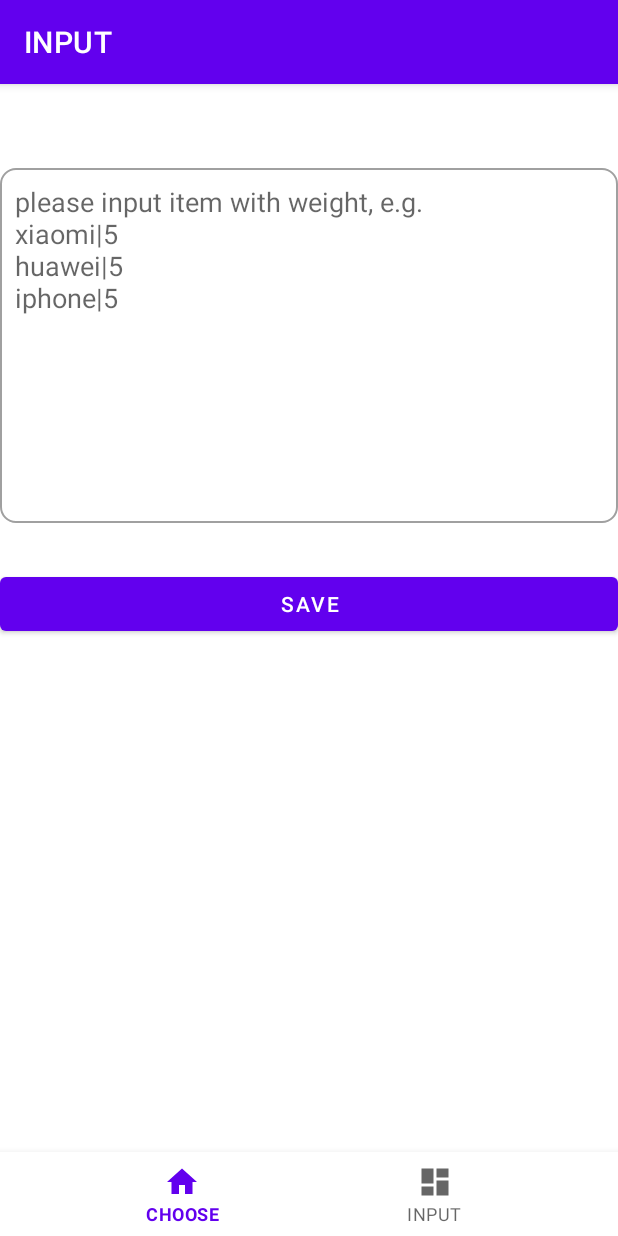
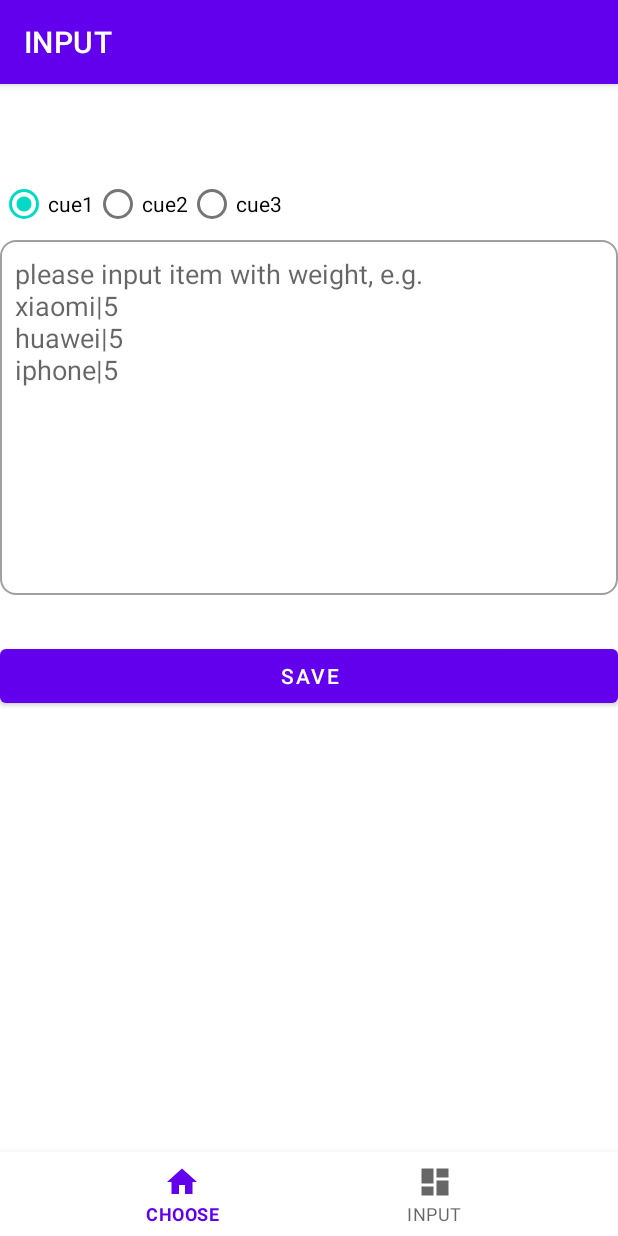
Before and after one commit to Teacher-Cai/Choose, an Android app: the DashboardFragment screen opened through its navigation route, after a tap on "SAVE", on a phone screen of 412 x 824 dp. Run offline under Robolectric (Android 15) with nearby library versions, the phone set to English and light mode, and no system bars; our stand-ins replace navigation-ui.

Commit message:
multi cue

```diff
--- a/app/src/main/java/com/example/choose/ReadWriteUtils.java
+++ b/app/src/main/java/com/example/choose/ReadWriteUtils.java
@@ -20,12 +20,12 @@ public class ReadWriteUtils {
      * 从文件中加载
      * @return
      */
-    public static String load(Activity activity) {
+    public static String load(Activity activity, String fileName) {
         FileInputStream fis = null;
         BufferedReader reader = null;
         StringBuilder content = new StringBuilder();
         try {
-            fis = activity.openFileInput("items.txt");
+            fis = activity.openFileInput(fileName + ".txt");
             reader = new BufferedReader(new InputStreamReader(fis));
             String str;
 
@@ -59,12 +59,12 @@ public class ReadWriteUtils {
      * 保存到文件
      * @param str
      */
-    public static void saveFile(String str, Activity activity, Context context) {
+    public static void saveFile(String str, Activity activity, Context context, String fileName) {
         FileOutputStream fos = null;
         BufferedWriter writer = null;
 
         try {
-            fos = activity.openFileOutput("items.txt", Context.MODE_PRIVATE);
+            fos = activity.openFileOutput(fileName+".txt", Context.MODE_PRIVATE);
             writer = new BufferedWriter(new OutputStreamWriter(fos));
             try {
                 str = URLEncoder.encode(str);
--- a/app/src/main/java/com/example/choose/WheelView.java
+++ b/app/src/main/java/com/example/choose/WheelView.java
@@ -439,4 +439,9 @@ public class WheelView extends View {
         }
     }
 
+    public void refresh() {
+        requestLayout();
+        invalidate();
+    }
+
 }
--- a/app/src/main/java/com/example/choose/ui/dashboard/DashboardFragment.java
+++ b/app/src/main/java/com/example/choose/ui/dashboard/DashboardFragment.java
@@ -9,6 +9,8 @@ import android.view.View;
 import android.view.ViewGroup;
 import android.widget.Button;
 import android.widget.EditText;
+import android.widget.RadioButton;
+import android.widget.RadioGroup;
 
 import androidx.annotation.NonNull;
 import androidx.fragment.app.Fragment;
@@ -17,12 +19,13 @@ import com.example.choose.R;
 import com.example.choose.ReadWriteUtils;
 
 public class DashboardFragment extends Fragment {
+    private String currentChosenFileName = "cue1";
 
 
     public View onCreateView(@NonNull LayoutInflater inflater, ViewGroup container, Bundle savedInstanceState) {
         View view = inflater.inflate(R.layout.fragment_dashboard, container, false);
         EditText editText = view.findViewById(R.id.e_t);
-        String str = ReadWriteUtils.load(getActivity());
+        String str = ReadWriteUtils.load(getActivity(), currentChosenFileName);
         if (!TextUtils.isEmpty(str)) {
             editText.setText(str);
         }
@@ -44,11 +47,27 @@ public class DashboardFragment extends Fragment {
             }
         });
 
+        // save button
         Button button = view.findViewById(R.id.save);
         button.setOnClickListener(new View.OnClickListener() {
             @Override
             public void onClick(View view) {
-                ReadWriteUtils.saveFile(editText.getText().toString(), getActivity(), getContext());
+                ReadWriteUtils.saveFile(editText.getText().toString(), getActivity(), getContext(), currentChosenFileName);
+            }
+        });
+
+        // radio button
+        RadioGroup radgroup = view.findViewById(R.id.radioGroup);
+        //第一种获得单选按钮值的方法
+        //为radioGroup设置一个监听器:setOnCheckedChanged()
+        radgroup.setOnCheckedChangeListener(new RadioGroup.OnCheckedChangeListener() {
+            @Override
+            public void onCheckedChanged(RadioGroup group, int checkedId) {
+                RadioButton radbtn = view.findViewById(checkedId);
+                currentChosenFileName = radbtn.getText().toString();
+                String str = ReadWriteUtils.load(getActivity(), currentChosenFileName);
+                editText.setText(str);
+
             }
         });
 
--- a/app/src/main/java/com/example/choose/ui/home/HomeFragment.java
+++ b/app/src/main/java/com/example/choose/ui/home/HomeFragment.java
@@ -7,6 +7,8 @@ import android.view.LayoutInflater;
 import android.view.View;
 import android.view.ViewGroup;
 import android.widget.Button;
+import android.widget.RadioButton;
+import android.widget.RadioGroup;
 import android.widget.Toast;
 
 import androidx.annotation.NonNull;
@@ -22,6 +24,8 @@ import java.util.List;
 import java.util.stream.Collectors;
 
 public class HomeFragment extends Fragment {
+    private String currentChosenFileName = "cue1";
+
     private int itemsCnt = 20;
     private final List<String> lists = new ArrayList<>();
 
@@ -31,9 +35,9 @@ public class HomeFragment extends Fragment {
                              ViewGroup container, Bundle savedInstanceState) {
 
         View view = inflater.inflate(R.layout.fragment_home, container, false);
-        final WheelView wheelView = (WheelView) view.findViewById(R.id.wheelView);
+        WheelView wheelView = view.findViewById(R.id.wheelView);
 
-        String str = ReadWriteUtils.load(getActivity());
+        String str = ReadWriteUtils.load(getActivity(), currentChosenFileName);
         if (TextUtils.isEmpty(str)) {
             for (int i = 0; i < itemsCnt; i++) {
                 lists.add("test:" + i);
@@ -66,6 +70,45 @@ public class HomeFragment extends Fragment {
             wheelView.showSpecificalItemSlide(getLocationByRandom());  // new Random().nextInt(lists.size())
         });
 
+        // radio button
+        RadioGroup radgroup = view.findViewById(R.id.radioGroupH);
+        //第一种获得单选按钮值的方法
+        //为radioGroup设置一个监听器:setOnCheckedChanged()
+        radgroup.setOnCheckedChangeListener(new RadioGroup.OnCheckedChangeListener() {
+            @Override
+            public void onCheckedChanged(RadioGroup group, int checkedId) {
+                RadioButton radbtn = view.findViewById(checkedId);
+                currentChosenFileName = radbtn.getText().toString();
+                String str = ReadWriteUtils.load(getActivity(), currentChosenFileName);
+                lists.clear();
+                if (TextUtils.isEmpty(str)) {
+                    for (int i = 0; i < itemsCnt; i++) {
+                        lists.add("test:" + i);
+                    }
+                } else {
+                    String[] lines = str.split("\r\n|\r|\n");
+                    itemsCnt = lines.length;
+                    if (itemsCnt < 11) {
+                        // extend to enough items, need at least 11 items
+                        for (int i = 0; i < 11 / itemsCnt + 1; i++) {
+                            lists.addAll(Arrays.asList(lines));
+                        }
+                    } else {
+                        lists.addAll(Arrays.asList(lines));
+                    }
+                }
+                transformWeight();
+                wheelView.lists(lists).fontSize(45).showCount(9).selectTip("SELECTED").select(0).listener(new WheelView.OnWheelViewItemSelectListener() {
+                    @Override
+                    public void onItemSelect(int index) {
+                        Log.d("cc", "current select:" + wheelView.getSelectItem() + " index :" + index + ",result=" + lists.get(index));
+                    }
+                }).build();
+                wheelView.refresh();
+
+            }
+        });
+
         return view;
     }
 
@@ -80,6 +123,7 @@ public class HomeFragment extends Fragment {
     }
 
     private void transformWeight() {
+        weightLists.clear();
         Double lastNum;
         for (String aItem : lists) {
             try {
--- a/app/src/main/res/layout/fragment_dashboard.xml
+++ b/app/src/main/res/layout/fragment_dashboard.xml
@@ -15,14 +15,43 @@
         android:hint="please input item with weight, e.g. \nxiaomi|5 \nhuawei|5 \niphone|5"
         android:maxEms="2"
         android:maxLines="10"
-        android:minLines="10" />
+        android:minLines="10"
+        app:layout_constraintTop_toBottomOf="@+id/radioGroup"
+        tools:ignore="MissingConstraints" />
 
     <Button
         android:id="@+id/save"
         android:layout_width="match_parent"
         android:layout_height="wrap_content"
+        android:layout_marginTop="30dp"
         android:text="@string/save"
         app:layout_constraintTop_toBottomOf="@+id/e_t"
-        tools:ignore="MissingConstraints"
-        android:layout_marginTop="30dp" />
+        tools:ignore="MissingConstraints" />
+
+    <RadioGroup
+        android:id="@+id/radioGroup"
+        android:layout_width="wrap_content"
+        android:layout_height="wrap_content"
+        android:orientation="horizontal"
+        tools:ignore="MissingConstraints">
+
+        <RadioButton
+            android:id="@+id/btnFile1"
+            android:layout_width="wrap_content"
+            android:layout_height="wrap_content"
+            android:checked="true"
+            android:text="@string/cue1" />
+
+        <RadioButton
+            android:id="@+id/btnFile2"
+            android:layout_width="wrap_content"
+            android:layout_height="wrap_content"
+            android:text="@string/cue2" />
+
+        <RadioButton
+            android:id="@+id/btnFile3"
+            android:layout_width="wrap_content"
+            android:layout_height="wrap_content"
+            android:text="@string/cue3" />
+    </RadioGroup>
 </androidx.constraintlayout.widget.ConstraintLayout>
--- a/app/src/main/res/values/strings.xml
+++ b/app/src/main/res/values/strings.xml
@@ -11,4 +11,10 @@
     <string name="INPUT">INPUT</string>
     <string name="done">done</string>
     <string name="save">SAVE</string>
+    <string name="file1">file1</string>
+    <string name="file2">file2</string>
+    <string name="file3">file3</string>
+    <string name="cue1">cue1</string>
+    <string name="cue2">cue2</string>
+    <string name="cue3">cue3</string>
 </resources>
```
Also changed, not shown: app/src/main/res/layout/fragment_home.xml (+34 -1 lines).
